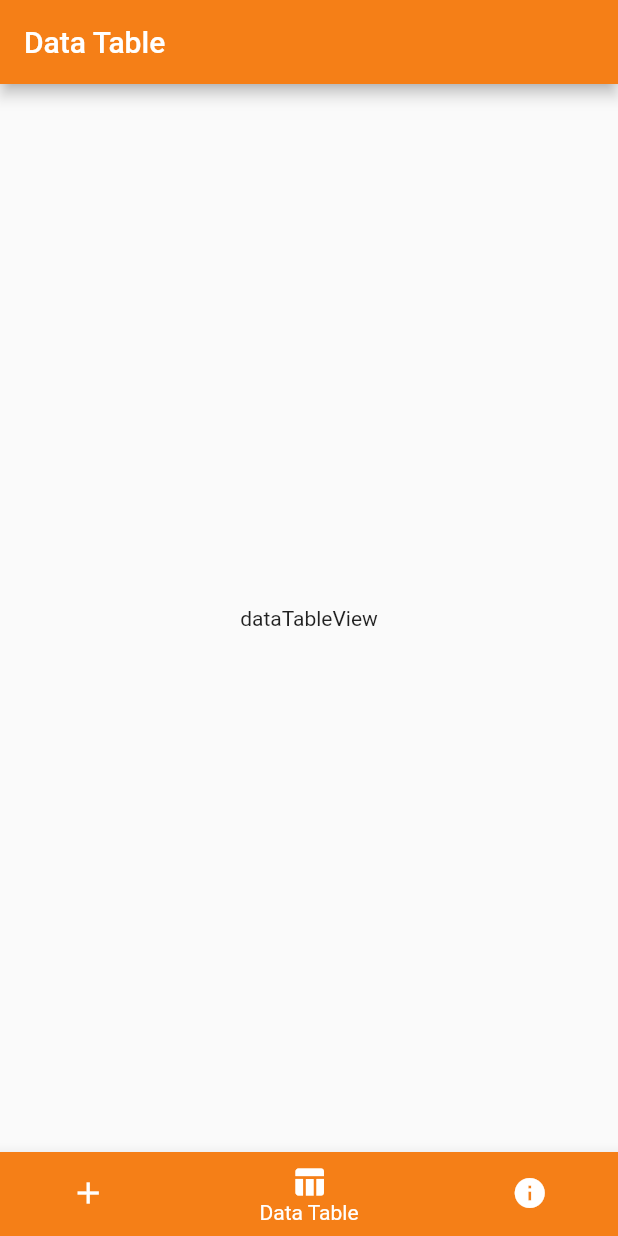
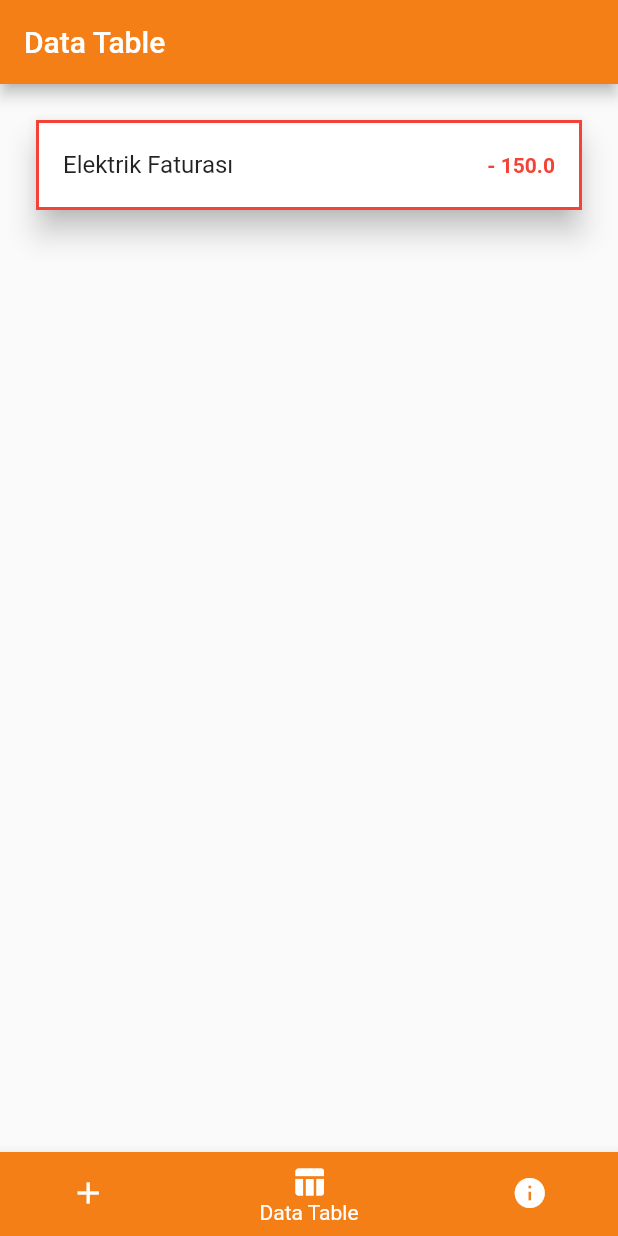
Before and after one commit to nejdetkadir/flutter-budget-calculator, a Flutter app: the screen it shows after launch, item 2 of the bottom bar chosen, on a phone screen of 412 x 824 dp. Run offline on Flutter 3.47's test engine with Material 2 defaults, Android fonts, the phone set to English and light mode, and no system bars.

Commit message:
Create ui of data table

```diff
--- a/lib/main.dart
+++ b/lib/main.dart
@@ -1,5 +1,5 @@
 import 'package:flutter/material.dart';
-import 'package:budget_calculator/shared/bottom-nav-bar.dart';
+import 'package:budget_calculator/view/data-table.dart';
 
 void main() {
   runApp(MyApp());
@@ -17,6 +17,8 @@ class MyApp extends StatelessWidget {
 }
 
 class MyHomePage extends StatefulWidget {
+  static List<Record> listData = [Record(11, "Elektrik Faturası", "-", 150.0)];
+
   @override
   _MyHomePageState createState() => _MyHomePageState();
 }
@@ -30,7 +32,7 @@ class _MyHomePageState extends State<MyHomePage> {
   @override
   void initState() {
     super.initState();
-    pages = [createView(), dataTableView(), detailsView()];
+    pages = [createView(), DataTableView(), detailsView()];
     colors = [Colors.green, Colors.yellow.shade900, Colors.brown];
     titles = ["Create", "Data Table", "Details"];
   }
@@ -77,12 +79,6 @@ class _MyHomePageState extends State<MyHomePage> {
     );
   }
 
-  dataTableView() {
-    return Center(
-      child: Text("dataTableView"),
-    );
-  }
-
   detailsView() {
     return Center(
       child: Text("detailsView"),
@@ -91,9 +87,10 @@ class _MyHomePageState extends State<MyHomePage> {
 }
 
 class Record {
+  int id;
   String description;
   String type;
   double amount;
 
-  Record(this.description, this.type, this.amount);
+  Record(this.id, this.description, this.type, this.amount);
 }
--- /dev/null
+++ b/lib/view/data-table.dart
@@ -0,0 +1,56 @@
+import 'package:flutter/material.dart';
+import 'package:budget_calculator/main.dart';
+
+class DataTableView extends StatefulWidget {
+  @override
+  State<StatefulWidget> createState() => _DataTableView();
+}
+
+class _DataTableView extends State<DataTableView> {
+  @override
+  Widget build(BuildContext context) {
+    return Center(
+      child: Container(
+        margin: EdgeInsets.all(20),
+        child: ListView.builder(
+          itemCount: MyHomePage.listData.length,
+          itemBuilder: (context, index) {
+            return Dismissible(
+              onDismissed: (direction) {
+                setState(() {
+                  MyHomePage.listData.removeAt(index);
+                });
+              },
+              direction: DismissDirection.startToEnd,
+              key: Key(MyHomePage.listData[index].id.toString()),
+              child: Card(
+                elevation: 8,
+                child: Container(
+                  decoration: BoxDecoration(
+                    border: Border.all(
+                      width: 2,
+                      color: MyHomePage.listData[index].type == "+"
+                          ? Colors.green
+                          : Colors.red,
+                    ),
+                  ),
+                  child: ListTile(
+                    title: Text(MyHomePage.listData[index].description),
+                    trailing: Text(
+                      "${MyHomePage.listData[index].type} ${MyHomePage.listData[index].amount.toString()}",
+                      style: TextStyle(
+                          color: MyHomePage.listData[index].type == "+"
+                              ? Colors.green
+                              : Colors.red,
+                          fontWeight: FontWeight.bold),
+                    ),
+                  ),
+                ),
+              ),
+            );
+          },
+        ),
+      ),
+    );
+  }
+}
```
